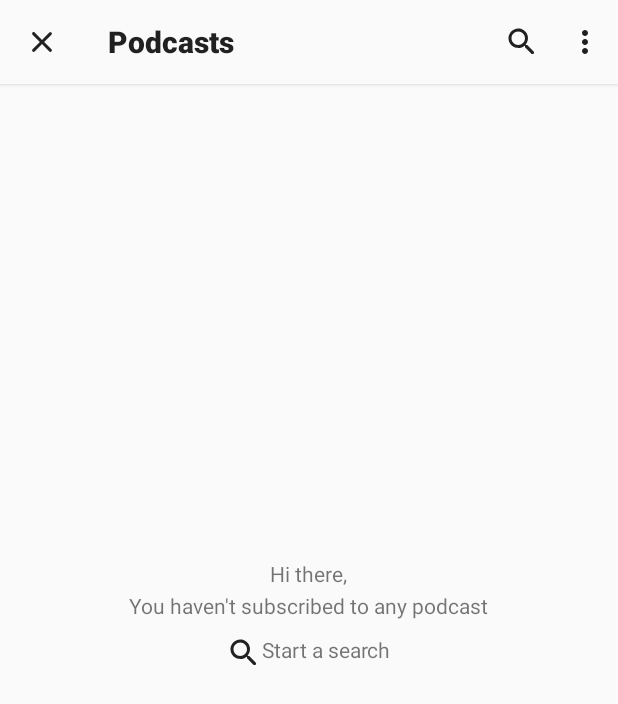
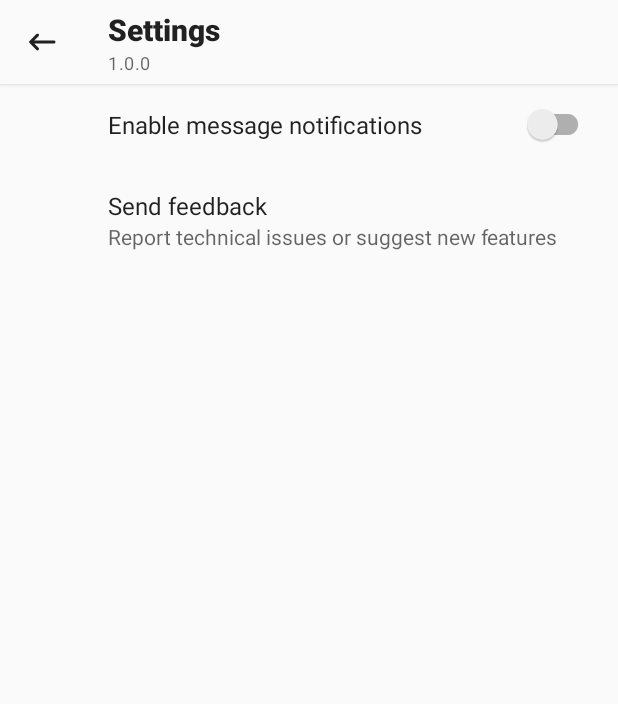
Before and after one commit to mtali/gopods, an Android app: the screen it shows after launch (MainActivity), in the options menu, after a tap on "Settings", on a phone screen of 412 x 824 dp. Shown: the top 704 px of the screen. Run offline under Robolectric (Android 15) with nearby library versions, the phone set to English and light mode, and no system bars; our stand-ins replace Room's generated code, Timber, androidx.preference, data binding; libraries missing offline, so code that uses them is left out: com.afollestad.materialdialogs, com.prof.rssparser, de.halfbit.edgetoedge; network calls fail; 13 statements that could not run were skipped.

Commit message:
Implement skeleton settings fragment and navigation to it on menu click

```diff
--- a/app/src/main/java/com/colisa/podplay/fragments/PodcastsFragment.kt
+++ b/app/src/main/java/com/colisa/podplay/fragments/PodcastsFragment.kt
@@ -68,6 +68,14 @@ class PodcastsFragment : Fragment(R.layout.fragment_podcasts), SearchView.OnQuer
             stb.setNavigationOnClickListener {
                 uiControlInterface.onCloseActivity()
             }
+            stb.setOnMenuItemClickListener {
+                when (it.itemId) {
+                    R.id.action_settings -> {
+                        navigateToSettings()
+                    }
+                }
+                return@setOnMenuItemClickListener true
+            }
             val searchItem = stb.menu.findItem(R.id.action_main_search)
             val searchView = searchItem.actionView as SearchView
             searchView.setOnQueryTextListener(this)
@@ -99,6 +107,7 @@ class PodcastsFragment : Fragment(R.layout.fragment_podcasts), SearchView.OnQuer
         return true
     }
 
+
     private fun setupNavigation() {
         goViewModel.openPodcastDetails.observe(viewLifecycleOwner, EventObserver {
             navigateToPodcastDetails(it)
@@ -107,6 +116,11 @@ class PodcastsFragment : Fragment(R.layout.fragment_podcasts), SearchView.OnQuer
 
     private fun navigateToPodcastDetails(IPodcast: GoViewModel.IPodcast) {
         val action = PodcastsFragmentDirections.actionPodcastsFragmentToPodcastDetailsFragment()
+        findNavController().navigate(action)
+    }
+
+    private fun navigateToSettings() {
+        val action = PodcastsFragmentDirections.actionPodcastsFragmentToSettingsFragment()
         findNavController().navigate(action)
     }
 
--- /dev/null
+++ b/app/src/main/java/com/colisa/podplay/fragments/PreferencesFragment.kt
@@ -0,0 +1,47 @@
+package com.colisa.podplay.fragments
+
+import android.content.SharedPreferences
+import android.graphics.drawable.Drawable
+import android.os.Bundle
+import androidx.preference.Preference
+import androidx.preference.PreferenceFragmentCompat
+import com.colisa.podplay.R
+import timber.log.Timber
+
+class PreferencesFragment : PreferenceFragmentCompat(),
+    SharedPreferences.OnSharedPreferenceChangeListener, Preference.OnPreferenceClickListener {
+
+    override fun onCreatePreferences(savedInstanceState: Bundle?, rootKey: String?) {
+        setPreferencesFromResource(R.xml.preferences, rootKey)
+    }
+
+    override fun setDivider(divider: Drawable?) {
+        super.setDivider(null)
+    }
+
+    override fun onResume() {
+        super.onResume()
+        preferenceScreen.sharedPreferences.registerOnSharedPreferenceChangeListener(this)
+    }
+
+    override fun onPause() {
+        super.onPause()
+        preferenceScreen.sharedPreferences.registerOnSharedPreferenceChangeListener(this)
+    }
+
+
+    override fun onSharedPreferenceChanged(p0: SharedPreferences?, p1: String?) {
+        Timber.d("onSharedPreferenceChanged() - mtali")
+    }
+
+    override fun onPreferenceClick(preference: Preference?): Boolean {
+        Timber.d("onPreferenceClick() - mtali")
+        return false
+    }
+
+    companion object {
+        fun newInstance(): PreferencesFragment {
+            return PreferencesFragment()
+        }
+    }
+}
--- /dev/null
+++ b/app/src/main/java/com/colisa/podplay/fragments/SettingsFragment.kt
@@ -0,0 +1,66 @@
+package com.colisa.podplay.fragments
+
+import android.content.Context
+import android.os.Bundle
+import android.view.LayoutInflater
+import android.view.View
+import android.view.ViewGroup
+import androidx.fragment.app.Fragment
+import androidx.fragment.app.commit
+import com.colisa.podplay.R
+import com.colisa.podplay.databinding.FragmentSettingsBinding
+import com.colisa.podplay.ui.UIControlInterface
+
+class SettingsFragment : Fragment() {
+    private var fragmentSettingsBinding: FragmentSettingsBinding? = null
+
+    private lateinit var uiControlInterface: UIControlInterface
+
+    private var preferenceFragment: PreferencesFragment? = null
+
+    override fun onAttach(context: Context) {
+        super.onAttach(context)
+        // Make sure the container activity has implemented
+        // callback interface
+        try {
+            uiControlInterface = activity as UIControlInterface
+        } catch (e: ClassCastException) {
+            e.printStackTrace()
+        }
+    }
+
+    override fun onCreateView(
+        inflater: LayoutInflater,
+        container: ViewGroup?,
+        savedInstanceState: Bundle?
+    ): View {
+        fragmentSettingsBinding = FragmentSettingsBinding.inflate(inflater, container, false)
+        return fragmentSettingsBinding!!.root
+    }
+
+    override fun onViewCreated(view: View, savedInstanceState: Bundle?) {
+        super.onViewCreated(view, savedInstanceState)
+        fragmentSettingsBinding?.settingsToolbar?.run {
+            inflateMenu(R.menu.settings_menu)
+            setNavigationOnClickListener {
+                requireActivity().onBackPressed()
+            }
+            setOnMenuItemClickListener {
+                // TODO: Implement menu click
+                return@setOnMenuItemClickListener true
+            }
+
+            preferenceFragment = PreferencesFragment.newInstance()
+            preferenceFragment?.let { fm ->
+                childFragmentManager.commit {
+                    replace(R.id.fragment_layout, fm)
+                }
+            }
+        }
+    }
+
+    override fun onDestroyView() {
+        super.onDestroyView()
+        fragmentSettingsBinding = null
+    }
+}
--- /dev/null
+++ b/app/src/main/res/layout/fragment_settings.xml
@@ -0,0 +1,31 @@
+<?xml version="1.0" encoding="utf-8"?>
+<layout xmlns:android="http://schemas.android.com/apk/res/android"
+    xmlns:app="http://schemas.android.com/apk/res-auto">
+
+    <LinearLayout
+        android:layout_width="match_parent"
+        android:layout_height="match_parent"
+        android:orientation="vertical">
+
+        <com.google.android.material.appbar.MaterialToolbar
+            android:id="@+id/settings_toolbar"
+            android:layout_width="match_parent"
+            android:layout_height="?attr/actionBarSize"
+            android:background="@color/windowBackground"
+            android:elevation="@dimen/search_bar_elevation"
+            android:theme="@style/ToolbarStyle"
+            app:collapseIcon="@drawable/ic_navigate_before"
+            app:navigationIcon="@drawable/ic_navigate_before"
+            app:subtitle="@string/version_name"
+            app:subtitleTextAppearance="@style/ToolbarStyle.Subtitle"
+            app:title="@string/settings"
+            app:titleTextAppearance="@style/ToolbarStyle.Title"
+            app:titleTextColor="?android:attr/textColorPrimary" />
+
+        <FrameLayout
+            android:id="@+id/fragment_layout"
+            android:layout_width="match_parent"
+            android:layout_height="match_parent" />
+    </LinearLayout>
+
+</layout>
--- a/app/src/main/res/menu/menu_search.xml
+++ b/app/src/main/res/menu/menu_search.xml
@@ -11,14 +11,14 @@
         tools:ignore="AlwaysShowAction" />
 
     <item
+        android:id="@+id/action_about"
+        android:icon="@drawable/ic_artist"
+        android:title="@string/about"
+        app:showAsAction="never" />
+
+    <item
         android:id="@+id/action_settings"
         android:icon="@drawable/ic_settings"
         android:title="@string/settings"
         app:showAsAction="never" />
-
-    <item
-        android:id="@+id/action_about"
-        android:icon="@drawable/ic_artist"
-        android:title="@string/about"
-        app:showAsAction="never" />
 </menu>
--- /dev/null
+++ b/app/src/main/res/menu/settings_menu.xml
@@ -0,0 +1,4 @@
+<?xml version="1.0" encoding="utf-8"?>
+<menu>
+
+</menu>
--- a/app/src/main/res/navigation/go_navigation.xml
+++ b/app/src/main/res/navigation/go_navigation.xml
@@ -16,6 +16,12 @@
             app:enterAnim="@anim/slide_left"
             app:exitAnim="@anim/wait_anim"
             app:popExitAnim="@anim/slide_right" />
+        <action
+            android:id="@+id/action_podcastsFragment_to_settingsFragment"
+            app:destination="@id/settingsFragment"
+            app:enterAnim="@anim/slide_left"
+            app:exitAnim="@anim/wait_anim"
+            app:popExitAnim="@anim/slide_right" />
     </fragment>
 
     <fragment
@@ -23,4 +29,9 @@
         android:name="com.colisa.podplay.fragments.PodcastDetailsFragment"
         android:label="PodcastDetailFragment"
         tools:layout="@layout/fragment_podcast_details" />
+    <fragment
+        android:id="@+id/settingsFragment"
+        android:name="com.colisa.podplay.fragments.SettingsFragment"
+        android:label="SettingsFragment"
+        tools:layout="@layout/fragment_settings" />
 </navigation>
--- /dev/null
+++ b/app/src/main/res/xml/preferences.xml
@@ -0,0 +1,13 @@
+<?xml version="1.0" encoding="utf-8"?>
+<PreferenceScreen xmlns:app="http://schemas.android.com/apk/res-auto">
+
+    <SwitchPreferenceCompat
+        app:key="notifications"
+        app:title="Enable message notifications" />
+
+    <Preference
+        app:key="feedback"
+        app:summary="Report technical issues or suggest new features"
+        app:title="Send feedback" />
+
+</PreferenceScreen>
```
